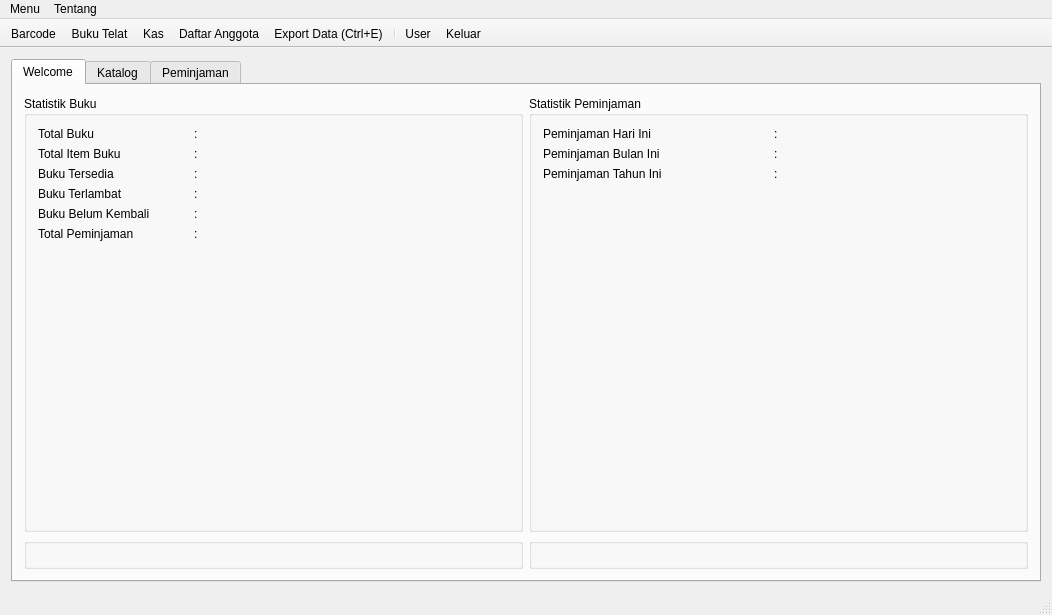
Old version of the form sys/utama/utama.ui in the repository suciptoid/SiPUS.
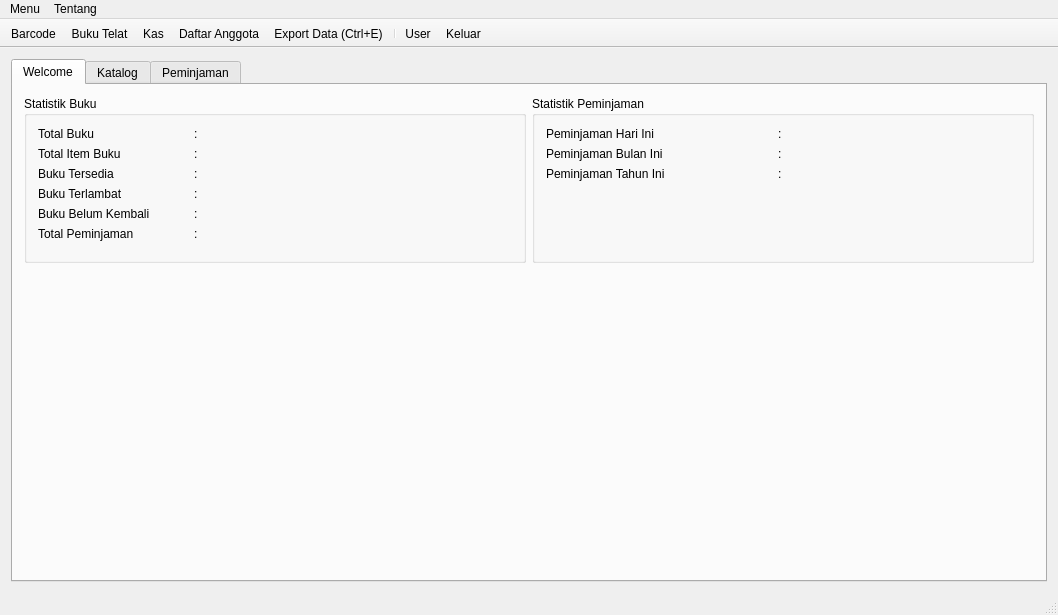
New version of the form. Icons and pictures are not drawn. Custom widgets are drawn as their Qt base class.

Commit message: Add custom plot, fix export data peminjaman

Patch:
```diff
--- a/sys/utama/utama.ui
+++ b/sys/utama/utama.ui
@@ -6,7 +6,7 @@
    <rect>
     <x>0</x>
     <y>0</y>
-    <width>1040</width>
+    <width>1058</width>
     <height>615</height>
    </rect>
   </property>
@@ -33,15 +33,8 @@
        </attribute>
        <layout class="QVBoxLayout" name="verticalLayout_5">
         <item>
-         <layout class="QGridLayout" name="gridLayout">
-          <item row="1" column="0">
-           <widget class="QGroupBox" name="groupBox_3">
-            <property name="title">
-             <string/>
-            </property>
-           </widget>
-          </item>
-          <item row="0" column="0">
+         <layout class="QHBoxLayout" name="horizontalLayout_4">
+          <item>
            <widget class="QGroupBox" name="groupBox">
             <property name="title">
              <string>Statistik Buku</string>
@@ -205,7 +198,7 @@
             </layout>
            </widget>
           </item>
-          <item row="0" column="1">
+          <item>
            <widget class="QGroupBox" name="groupBox_2">
             <property name="title">
              <string>Statistik Peminjaman</string>
@@ -300,15 +293,18 @@
             </layout>
            </widget>
           </item>
-          <item row="1" column="1">
-           <widget class="QGroupBox" name="groupBox_4">
-            <property name="title">
-             <string/>
-            </property>
-           </widget>
-          </item>
          </layout>
         </item>
+        <item>
+         <widget class="QCustomPlot" name="chart" native="true">
+          <property name="minimumSize">
+           <size>
+            <width>0</width>
+            <height>300</height>
+           </size>
+          </property>
+         </widget>
+        </item>
        </layout>
       </widget>
       <widget class="QWidget" name="tabKatalog">
@@ -730,7 +726,7 @@
     <rect>
      <x>0</x>
      <y>0</y>
-     <width>1040</width>
+     <width>1058</width>
      <height>20</height>
     </rect>
    </property>
@@ -918,6 +914,14 @@
   </action>
  </widget>
  <layoutdefault spacing="6" margin="11"/>
+ <customwidgets>
+  <customwidget>
+   <class>QCustomPlot</class>
+   <extends>QWidget</extends>
+   <header>sys/plot/qcustomplot.h</header>
+   <container>1</container>
+  </customwidget>
+ </customwidgets>
  <tabstops>
   <tabstop>lCariPinjam</tabstop>
   <tabstop>tblPeminjaman</tabstop>
```
Left out of the diff: 2 changed lines with no effect on the pictures. The commit also changes 7 other files.
